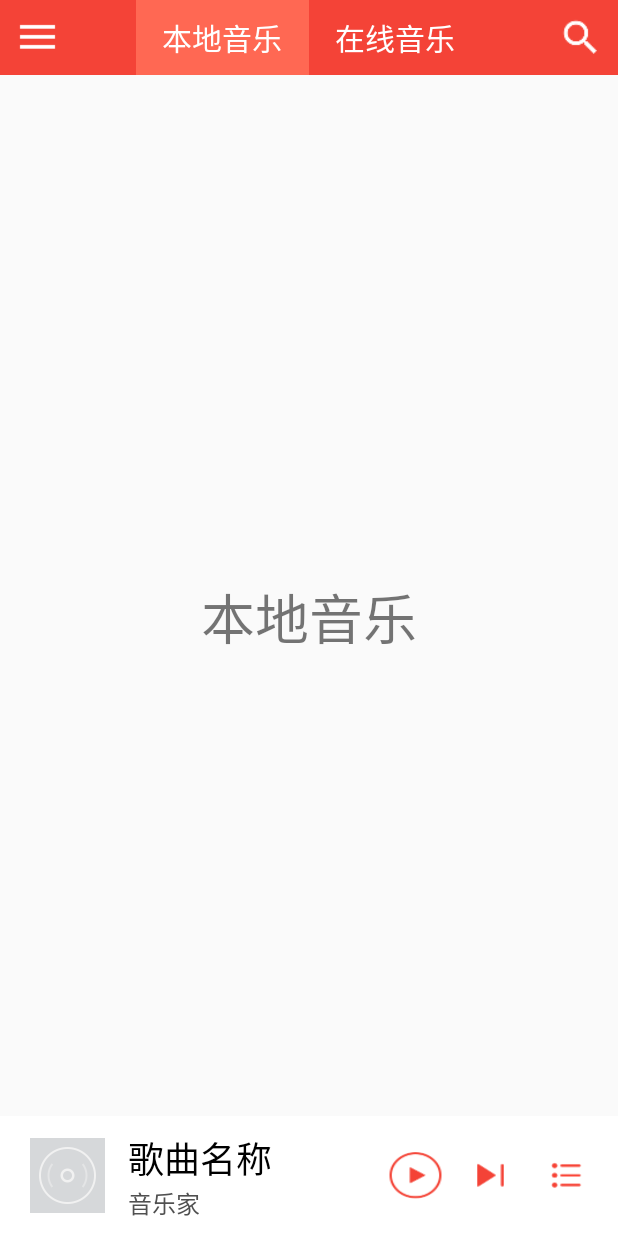
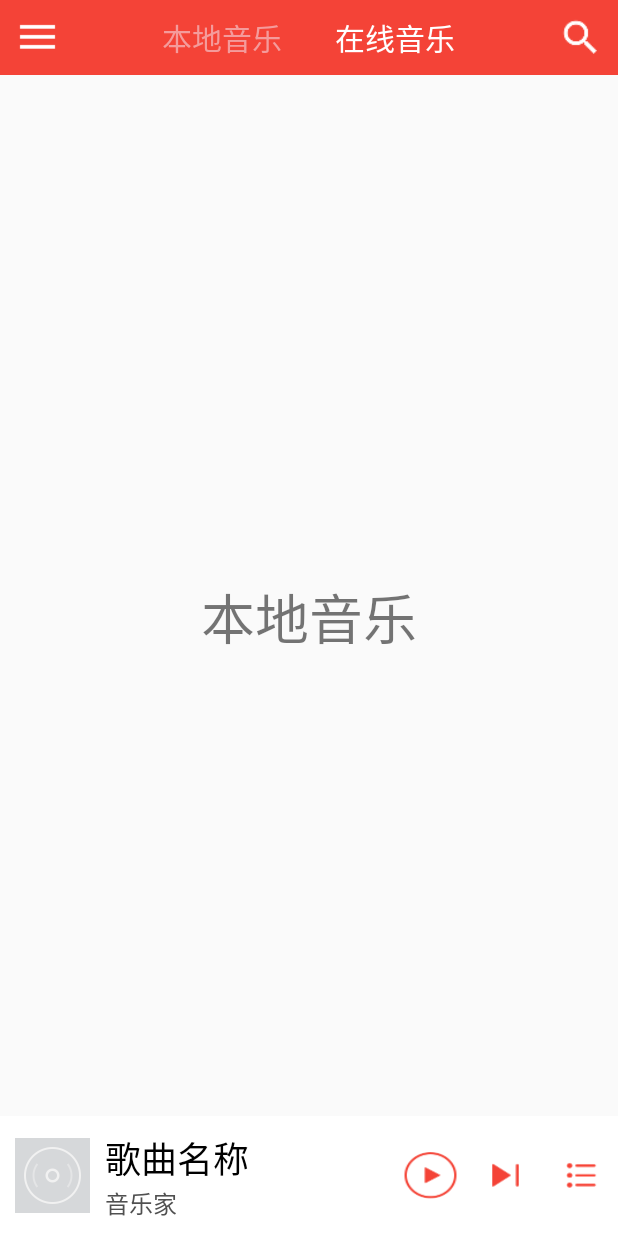
Before and after one commit to GeneYP/YPmusic, an Android app: the screen it shows after launch (MainActivity), on a phone screen of 412 x 824 dp. Run offline under Robolectric (Android 15) with nearby library versions, the phone set to English and light mode, and no system bars.

Commit message:
实现了首页标签栏的切换

```diff
--- a/app/src/main/res/drawable/tab_menu.xml
+++ b/app/src/main/res/drawable/tab_menu.xml
@@ -1,5 +1,5 @@
 <?xml version="1.0" encoding="utf-8"?>
 <selector xmlns:android="http://schemas.android.com/apk/res/android">
-    <item android:state_selected="true" android:drawable="@color/theme2"/>
-    <item android:state_selected="false" android:drawable="@color/theme"/>
+    <item android:state_selected="true" android:color="@color/theme2"/>
+    <item android:state_selected="false" android:color="@color/white"/>
 </selector>
--- a/app/src/main/res/layout/activity_main.xml
+++ b/app/src/main/res/layout/activity_main.xml
@@ -29,7 +29,7 @@
             android:background="@mipmap/default_cover"
             android:minWidth="50sp"
             android:minHeight="50sp"
-            android:layout_marginLeft="20sp"/>
+            android:layout_marginLeft="10sp"/>
 
         <TextView
             android:layout_width="wrap_content"
@@ -39,7 +39,7 @@
             android:textSize="24sp"
             android:textColor="@color/black"
             android:layout_toRightOf="@id/coverImg"
-            android:layout_marginLeft="15sp"
+            android:layout_marginLeft="10sp"
             android:layout_marginTop="10sp"/>
         <TextView
             android:layout_width="wrap_content"
@@ -50,7 +50,7 @@
             android:textColor="@color/gray"
             android:layout_below="@id/musicName"
             android:layout_toRightOf="@id/coverImg"
-            android:layout_marginLeft="15sp"/>
+            android:layout_marginLeft="10sp"/>
         <ImageButton
             android:id="@+id/musicList"
             android:layout_width="wrap_content"
@@ -59,8 +59,7 @@
             android:layout_centerVertical="true"
             android:background="@mipmap/ic_play_bar_btn_playlist"
             android:minWidth="50sp"
-            android:minHeight="50sp"
-            android:layout_marginRight="10sp"/>
+            android:minHeight="50sp" />
         <ImageButton
             android:id="@+id/playNext"
             android:layout_width="wrap_content"
--- a/app/src/main/res/layout/toplayout.xml
+++ b/app/src/main/res/layout/toplayout.xml
@@ -38,8 +38,8 @@
             android:layout_height="wrap_content"
             android:text="本地音乐"
             android:gravity="center"
-            android:background="@drawable/tab_menu"
-            android:textColor="#FFFFFF"
+            android:background="@color/theme"
+            android:textColor="@drawable/tab_menu"
             android:width="115sp"
             android:height="50sp"
             android:textSize="20sp" />
@@ -52,8 +52,8 @@
             android:text="在线音乐"
             android:width="115sp"
             android:height="50sp"
-            android:background="@drawable/tab_menu"
-            android:textColor="#FFFFFF"
+            android:background="@color/theme"
+            android:textColor="@drawable/tab_menu"
             android:textSize="20sp" />
     </RelativeLayout>
 
--- a/app/src/main/res/values/colors.xml
+++ b/app/src/main/res/values/colors.xml
@@ -4,7 +4,7 @@
     <color name="purple_500">#FF6200EE</color>
     <color name="purple_700">#FFF44337</color>
     <color name="theme">#FFF44337</color>
-    <color name="theme2">#FFFF6853</color>
+    <color name="theme2">#F49B9B</color>
     <color name="teal_200">#FF03DAC5</color>
     <color name="teal_700">#FF018786</color>
     <color name="black">#FF000000</color>
```
